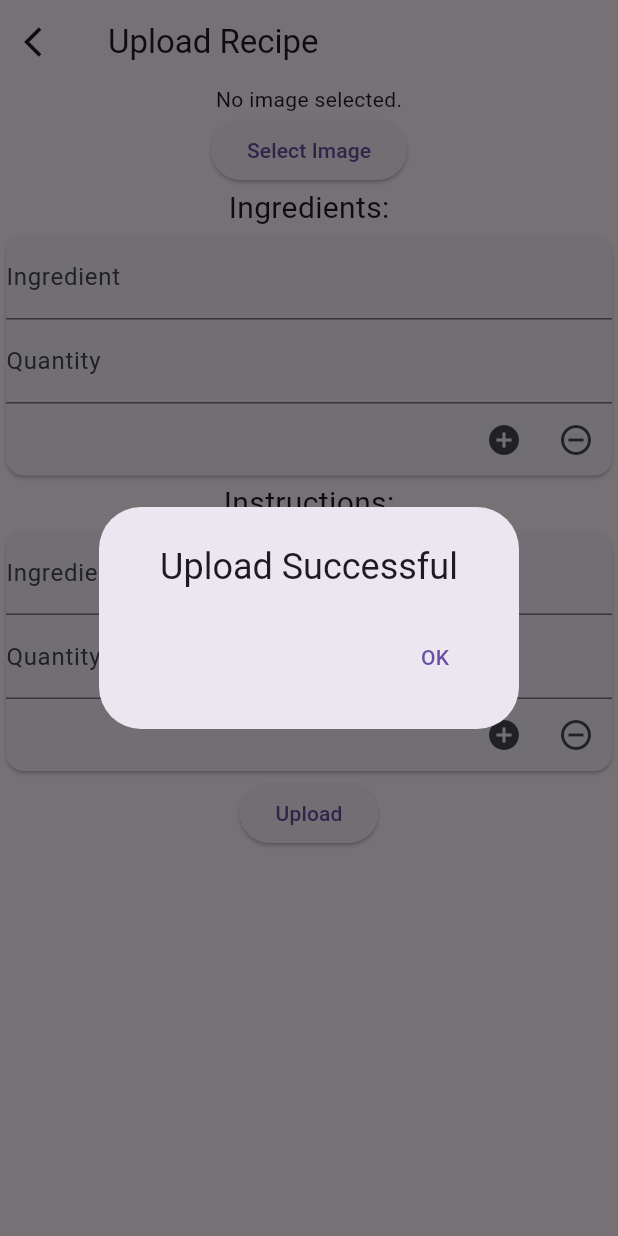
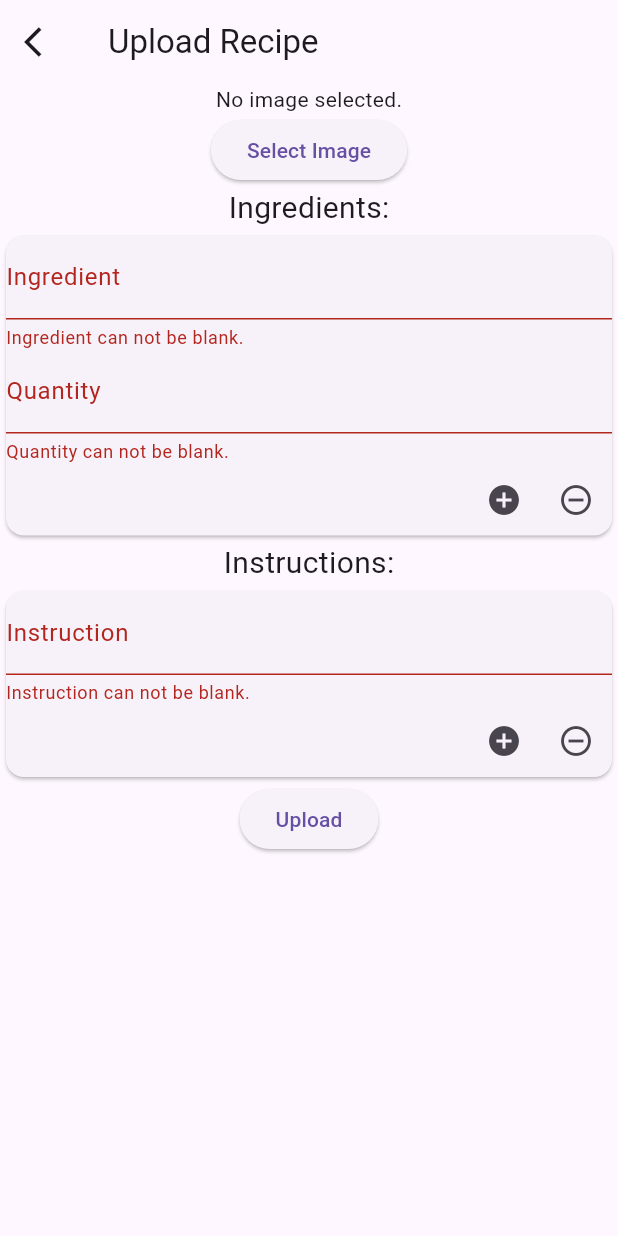
Before and after one commit to YuJieWu5/ten_mins_five_ingredients, a Flutter app: the UploadRecipePage screen opened by its route, after a tap on the "add circle" icon, after a tap on the "remove circle outline" icon, after a tap on "Upload", on a phone screen of 412 x 824 dp. Run offline on Flutter 3.47's test engine with Material 3 defaults, Android fonts, the phone set to English and light mode, and no system bars; our stand-ins replace camera, carousel_slider, go_router, image_picker, permission_handler.

Commit message:
Add textfield and button on upload_recipe_page.dart

```diff
--- a/lib/upload_recipe_page.dart
+++ b/lib/upload_recipe_page.dart
@@ -24,7 +24,6 @@ class _UploadRecipePageState extends State<UploadRecipePage> {
   // Store dynamic TextField data for Instructions
   int _instructionsCount = 1;
   List<TextEditingController> _instructionsController = [TextEditingController()];
-  List<TextEditingController> _instructionsQuantityController = [TextEditingController()];
 
   // Method to pick image
   Future<void> _pickImage() async {
@@ -50,17 +49,31 @@ class _UploadRecipePageState extends State<UploadRecipePage> {
         Card(
           child: Column(
             children: [
-              TextField(
+              TextFormField(
+                key: Key('Ingredient${(i+1).toString()}'),
                 decoration: const InputDecoration(
                   labelText: 'Ingredient'
                 ),
                 controller: _ingredientsController[i],
+                validator: (newValue){
+                  if(newValue == null || newValue.isEmpty) {
+                    return 'Ingredient can not be blank.';
+                  }
+                  return null;
+                },
               ),
-              TextField(
+              TextFormField(
+                key: Key('Quantity${(i+1).toString()}'),
                 decoration: const InputDecoration(
                     labelText: 'Quantity'
                 ),
                 controller: _ingredientsQuantityController[i],
+                validator: (newValue){
+                  if(newValue == null || newValue.isEmpty) {
+                    return 'Quantity can not be blank.';
+                  }
+                  return null;
+                },
               ),
             Row(
               mainAxisAlignment: MainAxisAlignment.end,
@@ -70,7 +83,8 @@ class _UploadRecipePageState extends State<UploadRecipePage> {
                       _ingredientsCount = _ingredientsCount+1;
                     });
                   },
-                      icon: const Icon(Icons.add_circle_outlined)
+                  icon: const Icon(Icons.add_circle_outlined),
+                  key: Key('addIngredientButton${(i+1).toString()}'),
                   ),
                 IconButton(onPressed: (){
                   if(_ingredientsCount>1){
@@ -81,7 +95,8 @@ class _UploadRecipePageState extends State<UploadRecipePage> {
                     });
                   }
                 },
-                    icon: const Icon(Icons.remove_circle_outline)
+                  icon: const Icon(Icons.remove_circle_outline),
+                  key: Key('removeIngredientButton${(i+1).toString()}'),
                 )
               ],
             )
@@ -95,28 +110,26 @@ class _UploadRecipePageState extends State<UploadRecipePage> {
 
   List<Widget> buildInstructionsTextField(int count) {
     List<Widget> instructionTextFieldList = [];
-    // _instructionsController = List.generate(count, (index) => TextEditingController());
-    // _instructionsQuantityController = List.generate(count, (index) => TextEditingController());
     for (int i = 0; i < count; i++) {
       if(i<_instructionsController.length){
         _instructionsController.add(TextEditingController());
-        _instructionsQuantityController.add(TextEditingController());
       }
       instructionTextFieldList.add(
           Card(
             child: Column(
               children: [
-                TextField(
+                TextFormField(
+                  key: Key('Instruction${(i+1).toString()}'),
                   decoration: const InputDecoration(
-                      labelText: 'Ingredient'
+                      labelText: 'Instruction'
                   ),
                   controller: _instructionsController[i],
-                ),
-                TextField(
-                  decoration: const InputDecoration(
-                      labelText: 'Quantity'
-                  ),
-                  controller: _instructionsQuantityController[i],
+                  validator: (newValue){
+                    if(newValue == null || newValue.isEmpty) {
+                      return 'Instruction can not be blank.';
+                    }
+                    return null;
+                  },
                 ),
                 Row(
                   mainAxisAlignment: MainAxisAlignment.end,
@@ -126,18 +139,19 @@ class _UploadRecipePageState extends State<UploadRecipePage> {
                         _instructionsCount = _instructionsCount+1;
                       });
                     },
-                        icon: const Icon(Icons.add_circle_outlined)
+                        icon: const Icon(Icons.add_circle_outlined),
+                        key: Key('addInstructionButton${(i+1).toString()}'),
                     ),
                     IconButton(onPressed: (){
                       if(_instructionsCount>1){
                         setState(() {
                           _instructionsCount = _instructionsCount-1;
-                          _instructionsQuantityController.removeAt(i);
                           _instructionsController.removeAt(i);
                         });
                       }
                     },
-                        icon: const Icon(Icons.remove_circle_outline)
+                        icon: const Icon(Icons.remove_circle_outline),
+                        key: Key('removeInstructionButton${(i+1).toString()}'),
                     )
                   ],
                 )
@@ -151,7 +165,9 @@ class _UploadRecipePageState extends State<UploadRecipePage> {
 
   void _onUploadPressed(){
     //TODO: call uploadRecipe API, save input data to database
+    if(_formKey.currentState?.validate()??false) {
       _openAlertDialog(context);
+    }
   }
 
   void _openAlertDialog(BuildContext context){
@@ -186,12 +202,20 @@ class _UploadRecipePageState extends State<UploadRecipePage> {
         ),
       ),
       body:SingleChildScrollView(
-        child: Center(
+        child: Form(
+          key: _formKey,
+          child: SafeArea(
             child: Column(
               mainAxisAlignment: MainAxisAlignment.center,
               children: <Widget>[
-              _image != null ? Image.file(File(_image!.path)) : const Text('No image selected.'),
+                _image != null ? Image.file(
+                  File(_image!.path),
+                  errorBuilder: (BuildContext context, Object exception, StackTrace? stackTrace){
+                    return const Text('Can not load the image');
+                  }) :
+                  const Text('No image selected.'),
                 ElevatedButton(
+                  key: const Key('SelectImage'),
                   onPressed: _pickImage,
                   child: const Text('Select Image'),
                 ),
@@ -214,11 +238,13 @@ class _UploadRecipePageState extends State<UploadRecipePage> {
                     )
                 ),
                 ElevatedButton(
+                    key: const Key('Upload'),
                     onPressed: _onUploadPressed,
                     child: const Text("Upload")
                 )
               ],
             ),
+          )
         ),
       )
     );
```
Lines whose indentation alone changed are shown as unchanged.
